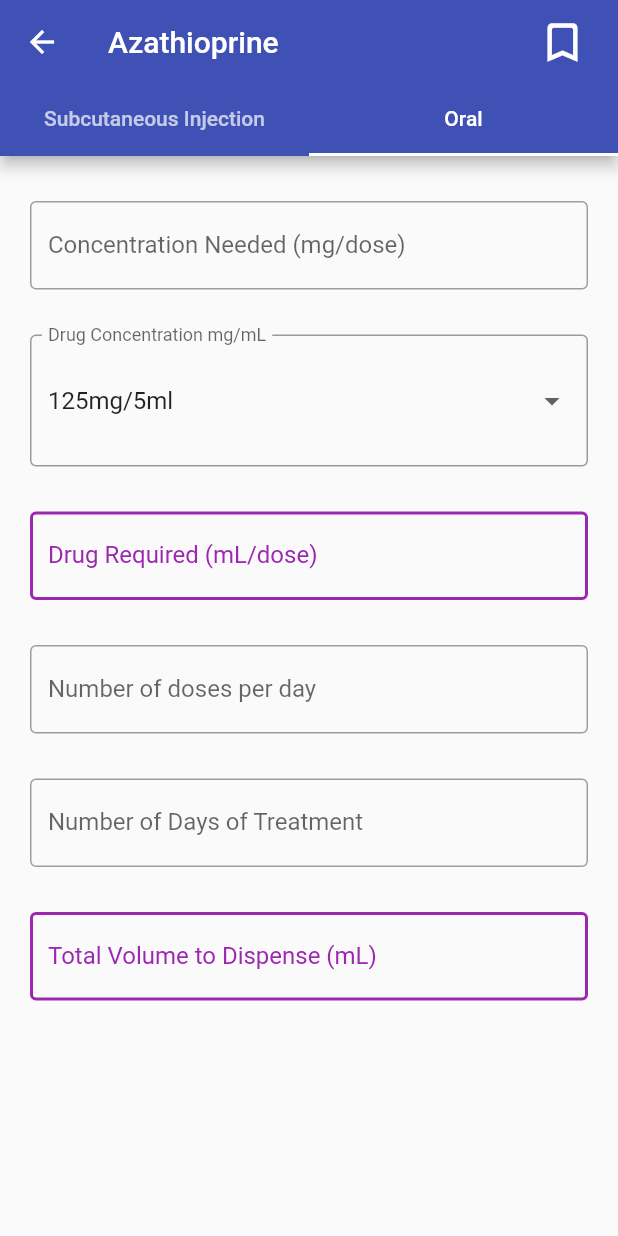
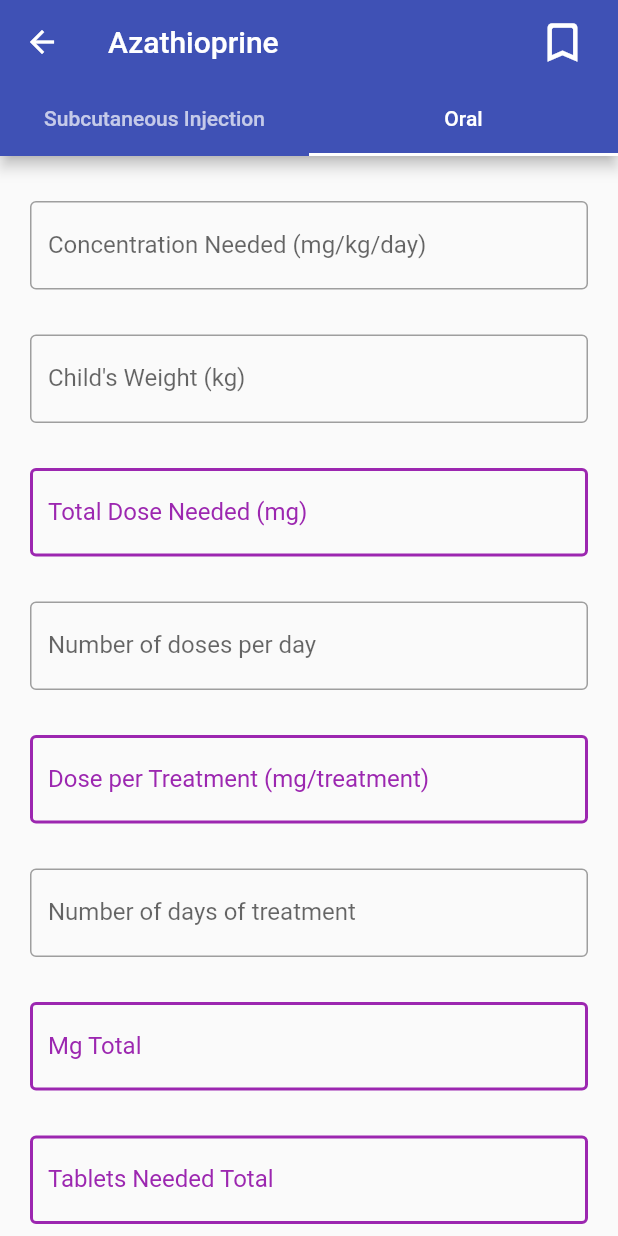
Before and after one commit to CSCIX691DAL/Application-for-Dosing-of-Pediat, a Flutter app: the Med4 screen opened by its route, tab 2 chosen, on a phone screen of 412 x 824 dp. Run offline on Flutter 3.47's test engine with Material 2 defaults, Android fonts, the phone set to English and light mode, and no system bars.

Commit message:
Fixed title bug, implemented tab 2 (oral)

```diff
--- a/dosing_app/lib/medications/med_4.dart
+++ b/dosing_app/lib/medications/med_4.dart
@@ -24,8 +24,11 @@ class _Med4State extends State<Med4> {
   TextEditingController mgTotalInjText = TextEditingController();
   TextEditingController mLNeededInjText = TextEditingController();
 
-  TextEditingController drugRequiredT2Text = TextEditingController();
-  TextEditingController volumeToDispenseT2Text = TextEditingController();
+  TextEditingController totalDoseOralText = TextEditingController();
+  TextEditingController mgPerTreatmentOralText = TextEditingController();
+  TextEditingController mgTotalOralText = TextEditingController();
+  TextEditingController tabletsNeededOralText = TextEditingController();
+
 
   double concentrationNeededInj = 0;
   double childWeightInj = 0;
@@ -37,14 +40,15 @@ class _Med4State extends State<Med4> {
   final int mgPermLInj = 10;
   double mLNeededInj = 0;
 
-  double concentrationNeededT2 = 0;
-  double drugRequiredT2 = 0;
-  double dosesPerDayT2 = 0;
-  int numDaysTreatmentT2 = 0;
-  double volumeToDispenseT2 = 0;
-
-  List<int> drugConcentrationT2Items = [125, 250];
-  int drugConcentrationT2 = 125;
+  double concentrationNeededOral = 0;
+  double childWeightOral = 0;
+  double totalDoseOral = 0;
+  int numDosesOral = 0;
+  double mgPerTreatmentOral = 0;
+  int treatmentDaysOral = 0;
+  double mgTotalOral = 0;
+  final int mgPerTabletOral = 50;
+  double tabletsNeededOral = 0;
 
   late FocusNode myFocusNode;
 
@@ -64,7 +68,7 @@ class _Med4State extends State<Med4> {
   void calcDosageNeededInj() {
     totalDoseInj = concentrationNeededInj * childWeightInj;
     totalDoseInjText.text =
-        (totalDoseInj).toStringAsFixed(2) + "mg";
+        (totalDoseInj).toStringAsFixed(2) + " mg";
   }
 
   void calcMgPerTreamentInj() {
@@ -73,13 +77,13 @@ class _Med4State extends State<Med4> {
       mgPerTreatmentInjText.text = "0 mg/dose";
     } else {
       mgPerTreatmentInjText.text =
-          (mgPerTreatmentInj).toStringAsFixed(2) + "mg/dose";
+          (mgPerTreatmentInj).toStringAsFixed(2) + " mg/dose";
     }
   }
 
   void calcMgTotalInj() {
     mgTotalInj = totalDoseInj * treatmentDaysInj;
-    mgTotalInjText.text = (mgTotalInj).toStringAsFixed(2) + "mg";
+    mgTotalInjText.text = (mgTotalInj).toStringAsFixed(2) + " mg";
   }
 
   void calcMlTotalInj() {
@@ -88,24 +92,39 @@ class _Med4State extends State<Med4> {
       mLNeededInjText.text = "0 mL";
     } else {
       mLNeededInjText.text =
-      (mLNeededInj).toStringAsFixed(2) + "mL";
+      (mLNeededInj).toStringAsFixed(2) + " mL";
     }
   }
 
-  void calcDrugRequiredT2() {
-    drugRequiredT2 = concentrationNeededT2 / (drugConcentrationT2 / 5);
+  void calcTotalDoseOral() {
+    totalDoseOral = concentrationNeededOral * childWeightOral;
+    totalDoseOralText.text = (totalDoseOral).toStringAsFixed(2) + " mg";
 
-    if (drugRequiredT2.isNaN || drugRequiredT2.isInfinite) {
-      drugRequiredT2Text.text = (0).toStringAsFixed(2) + "mL/dose";
+  }
+
+  void calcMgPerTreatmentOral() {
+    mgPerTreatmentOral = totalDoseOral / numDosesOral;
+    if (mgPerTreatmentOral.isNaN || mgPerTreatmentOral.isInfinite) {
+      mgPerTreatmentOralText.text = "0 mg";
     } else {
-      drugRequiredT2Text.text = (drugRequiredT2).toStringAsFixed(2) + "mL/dose";
+      mgPerTreatmentOralText.text =
+          (mgPerTreatmentOral).toStringAsFixed(2) + " mg";
     }
   }
 
-  void calcVolumeToDispenseT2() {
-    volumeToDispenseT2 = dosesPerDayT2 * numDaysTreatmentT2;
-    volumeToDispenseT2Text.text =
-        (volumeToDispenseT2).toStringAsFixed(2) + "mL";
+  void calcMgTotalOral() {
+    mgTotalOral = treatmentDaysOral * totalDoseOral;
+    mgTotalOralText.text = (mgTotalOral).toStringAsFixed(2) + " mg";
+  }
+
+  void calcTabletsOral() {
+    tabletsNeededOral = mgTotalOral / mgPerTabletOral;
+    if(tabletsNeededOral.isNaN || tabletsNeededOral.isInfinite) {
+      tabletsNeededOralText.text = "0 Tablets";
+    } else {
+      tabletsNeededOralText.text =
+          (tabletsNeededOral).toStringAsFixed(1) + " Tablets";
+    }
   }
 
   @override
@@ -276,10 +295,7 @@ class _Med4State extends State<Med4> {
                                                 .toStringAsFixed(2) +
                                                 "mg";
                                       }
-                                      calcDosageNeededInj();
                                       calcMgPerTreamentInj();
-                                      calcMgTotalInj();
-                                      calcMlTotalInj();
                                     });
                                   }),
                             ),
@@ -386,7 +402,7 @@ class _Med4State extends State<Med4> {
                           ],
                         )),
 
-                    // *** TAB 2 ***
+                    // *** ORAL TAB ***
                     SingleChildScrollView(
                         child: Column(
                           children: [
@@ -408,77 +424,22 @@ class _Med4State extends State<Med4> {
                                       borderSide: BorderSide(
                                           color: Colors.indigo, width: 2.0),
                                     ),
-                                    labelText: "Concentration Needed (mg/dose)",
-                                    hintText: "0mg/dose",
+                                    labelText: "Concentration Needed (mg/kg/day)",
+                                    hintText: "0 mg/kg/day",
                                   ),
                                   onChanged: (value) {
                                     final x = double.tryParse(value);
                                     setState(() {
-                                      concentrationNeededT2 = x ?? 0;
-                                      calcDrugRequiredT2();
-                                      calcVolumeToDispenseT2();
+                                      concentrationNeededOral = x ?? 0;
+                                      calcTotalDoseOral();
+                                      calcMgPerTreatmentOral();
+                                      calcMgTotalOral();
+                                      calcTabletsOral();
                                     });
                                   }),
                             ),
 
-                            //Drug concentration dropdown
-                            Padding(
-                                padding: const EdgeInsets.only(
-                                    left: 20, right: 20, top: 30, bottom: 0),
-                                child: InputDecorator(
-                                  decoration: const InputDecoration(
-                                      border: OutlineInputBorder(),
-                                      focusedBorder: OutlineInputBorder(
-                                        borderSide: BorderSide(
-                                            color: Colors.purple, width: 2.0),
-                                      ),
-                                      labelText: "Drug Concentration mg/mL"),
-                                  child: DropdownButtonHideUnderline(
-                                    child: DropdownButton<int>(
-                                      // hint: Text('Please choose a location'),
-                                      isExpanded: true,
-                                      value: drugConcentrationT2,
-                                      onChanged: (newValue) {
-                                        setState(() {
-                                          drugConcentrationT2 = newValue!;
-                                          calcDrugRequiredT2();
-                                          calcVolumeToDispenseT2();
-                                        });
-                                      },
-                                      items: drugConcentrationT2Items.map((value) {
-                                        return DropdownMenuItem(
-                                          child: Text(value.toString() + "mg/5ml"),
-                                          value: value,
-                                        );
-                                      }).toList(),
-                                    ),
-                                  ),
-                                )),
-
-                            // Drug required output
-                            Padding(
-                              padding: const EdgeInsets.only(
-                                  left: 20, right: 20, top: 30, bottom: 0),
-                              child: TextField(
-                                controller: drugRequiredT2Text,
-                                readOnly: true,
-                                decoration: const InputDecoration(
-                                    border: OutlineInputBorder(),
-                                    enabledBorder: OutlineInputBorder(
-                                      borderSide: BorderSide(
-                                          color: Colors.purple, width: 2.0),
-                                    ),
-                                    focusedBorder: OutlineInputBorder(
-                                      borderSide: BorderSide(
-                                          color: Colors.purple, width: 2.0),
-                                    ),
-                                    labelText: "Drug Required (mL/dose)",
-                                    hintText: "0mL/dose",
-                                    labelStyle: TextStyle(color: Colors.purple)),
-                              ),
-                            ),
-
-                            // Number of doses per day
+                            //Child's Weight Input
                             Padding(
                               padding: const EdgeInsets.only(
                                   left: 20, right: 20, top: 30, bottom: 0),
@@ -496,19 +457,45 @@ class _Med4State extends State<Med4> {
                                       borderSide: BorderSide(
                                           color: Colors.indigo, width: 2.0),
                                     ),
-                                    labelText: "Number of doses per day",
-                                    hintText: "0 doses per day",
+                                    labelText: "Child's Weight (kg)",
+                                    hintText: "0 kg",
                                   ),
                                   onChanged: (value) {
                                     final x = double.tryParse(value);
                                     setState(() {
-                                      dosesPerDayT2 = x ?? 0;
-                                      calcVolumeToDispenseT2();
+                                      childWeightOral = x ?? 0;
+                                      calcTotalDoseOral();
+                                      calcMgPerTreatmentOral();
+                                      calcMgTotalOral();
+                                      calcTabletsOral();
                                     });
                                   }),
                             ),
 
-                            // Number of days of treatment
+                            // Total Dose Output
+                            Padding(
+                              padding: const EdgeInsets.only(
+                                  left: 20, right: 20, top: 30, bottom: 0),
+                              child: TextField(
+                                controller: totalDoseOralText,
+                                readOnly: true,
+                                decoration: const InputDecoration(
+                                    border: OutlineInputBorder(),
+                                    enabledBorder: OutlineInputBorder(
+                                      borderSide: BorderSide(
+                                          color: Colors.purple, width: 2.0),
+                                    ),
+                                    focusedBorder: OutlineInputBorder(
+                                      borderSide: BorderSide(
+                                          color: Colors.purple, width: 2.0),
+                                    ),
+                                    labelText: "Total Dose Needed (mg)",
+                                    hintText: "0 mg",
+                                    labelStyle: TextStyle(color: Colors.purple)),
+                              ),
+                            ),
+
+                            // Number of doses per day
                             Padding(
                               padding: const EdgeInsets.only(
                                   left: 20, right: 20, top: 30, bottom: 0),
@@ -526,24 +513,24 @@ class _Med4State extends State<Med4> {
                                       borderSide: BorderSide(
                                           color: Colors.indigo, width: 2.0),
                                     ),
-                                    labelText: "Number of Days of Treatment",
-                                    hintText: "0 days",
+                                    labelText: "Number of doses per day",
+                                    hintText: "0 doses per day",
                                   ),
                                   onChanged: (value) {
                                     final x = int.tryParse(value);
                                     setState(() {
-                                      numDaysTreatmentT2 = x ?? 0;
-                                      calcVolumeToDispenseT2();
+                                      numDosesOral = x ?? 0;
+                                      calcMgPerTreatmentOral();
                                     });
                                   }),
                             ),
 
-                            // Volume to dispense
+                            // Mg per Treatment Output
                             Padding(
                               padding: const EdgeInsets.only(
                                   left: 20, right: 20, top: 30, bottom: 0),
                               child: TextField(
-                                controller: volumeToDispenseT2Text,
+                                controller: mgPerTreatmentOralText,
                                 readOnly: true,
                                 decoration: const InputDecoration(
                                     border: OutlineInputBorder(),
@@ -555,8 +542,85 @@ class _Med4State extends State<Med4> {
                                       borderSide: BorderSide(
                                           color: Colors.purple, width: 2.0),
                                     ),
-                                    labelText: "Total Volume to Dispense (mL)",
-                                    hintText: "0mL",
+                                    labelText: "Dose per Treatment (mg/treatment)",
+                                    hintText: "0 mg/treatment",
+                                    labelStyle: TextStyle(color: Colors.purple)),
+                              ),
+                            ),
+
+                            // Treatment Days
+                            Padding(
+                              padding: const EdgeInsets.only(
+                                  left: 20, right: 20, top: 30, bottom: 0),
+                              child: TextField(
+                                  keyboardType:
+                                  const TextInputType.numberWithOptions(
+                                      decimal: false),
+                                  decoration: const InputDecoration(
+                                    border: OutlineInputBorder(),
+                                    enabledBorder: OutlineInputBorder(
+                                      borderSide: BorderSide(
+                                          color: Colors.grey, width: 1.0),
+                                    ),
+                                    focusedBorder: OutlineInputBorder(
+                                      borderSide: BorderSide(
+                                          color: Colors.indigo, width: 2.0),
+                                    ),
+                                    labelText: "Number of days of treatment",
+                                    hintText: "0 days",
+                                  ),
+                                  onChanged: (value) {
+                                    final x = int.tryParse(value);
+                                    setState(() {
+                                      treatmentDaysOral = x ?? 0;
+                                      calcMgTotalOral();
+                                      calcTabletsOral();
+                                    });
+                                  }),
+                            ),
+
+                            // Mg Total Output
+                            Padding(
+                              padding: const EdgeInsets.only(
+                                  left: 20, right: 20, top: 30, bottom: 0),
+                              child: TextField(
+                                controller: mgTotalOralText,
+                                readOnly: true,
+                                decoration: const InputDecoration(
+                                    border: OutlineInputBorder(),
+                                    enabledBorder: OutlineInputBorder(
+                                      borderSide: BorderSide(
+                                          color: Colors.purple, width: 2.0),
+                                    ),
+                                    focusedBorder: OutlineInputBorder(
+                                      borderSide: BorderSide(
+                                          color: Colors.purple, width: 2.0),
+                                    ),
+                                    labelText: "Mg Total",
+                                    hintText: "0 mg",
+                                    labelStyle: TextStyle(color: Colors.purple)),
+                              ),
+                            ),
+
+                            // Tablets total output
+                            Padding(
+                              padding: const EdgeInsets.only(
+                                  left: 20, right: 20, top: 30, bottom: 0),
+                              child: TextField(
+                                controller: tabletsNeededOralText,
+                                readOnly: true,
+                                decoration: const InputDecoration(
+                                    border: OutlineInputBorder(),
+                                    enabledBorder: OutlineInputBorder(
+                                      borderSide: BorderSide(
+                                          color: Colors.purple, width: 2.0),
+                                    ),
+                                    focusedBorder: OutlineInputBorder(
+                                      borderSide: BorderSide(
+                                          color: Colors.purple, width: 2.0),
+                                    ),
+                                    labelText: "Tablets Needed Total",
+                                    hintText: "0 tablets",
                                     labelStyle: TextStyle(color: Colors.purple)),
                               ),
                             ),
```
Also changed, not shown: dosing_app/lib/medications/med_10.dart (+0 -12 lines).
